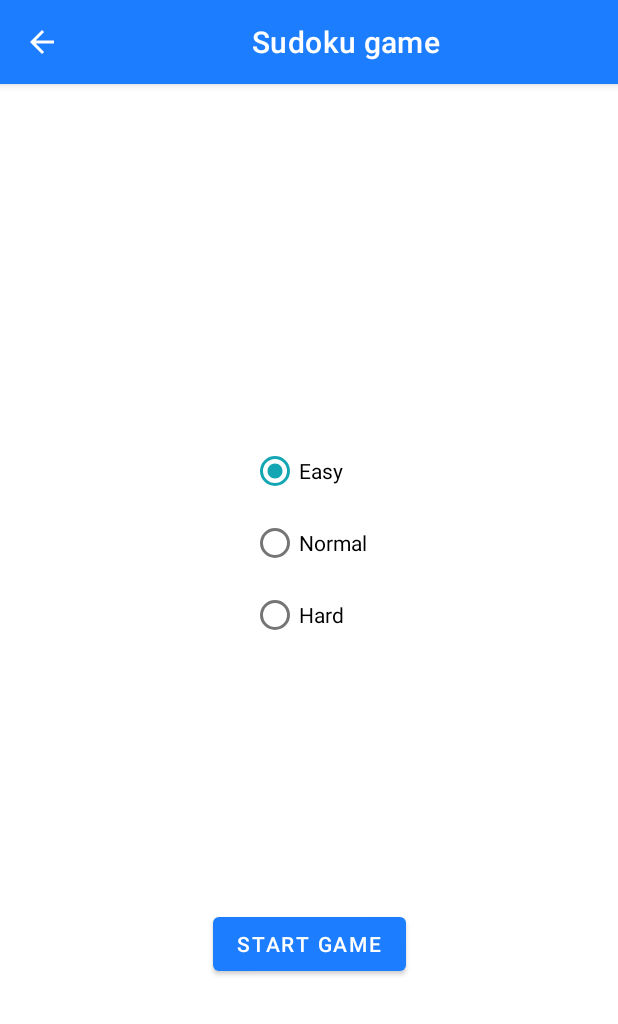
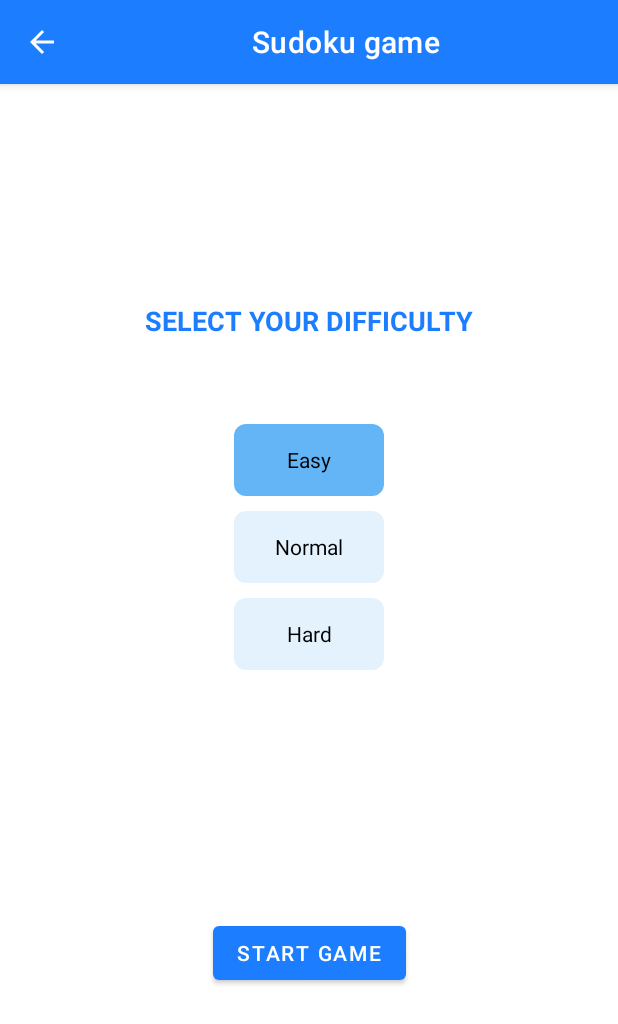
Before and after one commit to minhle28/Multigame, an Android app: the SudokuGameActivity screen opened directly, with no data from a screen before it, on a phone screen of 412 x 824 dp. Shown: the top 1024 px of the screen. Run offline under Robolectric (Android 15) with nearby library versions, the phone set to English and light mode, and no system bars; our stand-ins replace data binding.

Commit message:
custom radio button

```diff
--- a/app/src/main/java/com/example/multigame/gameBasic/sudoku/SudokuGameDifficultyFragment.java
+++ b/app/src/main/java/com/example/multigame/gameBasic/sudoku/SudokuGameDifficultyFragment.java
@@ -70,6 +70,5 @@ public class SudokuGameDifficultyFragment extends BaseFragment<SudokuGameDifficu
     @Override
     public void onResume() {
         super.onResume();
-
     }
 }
--- /dev/null
+++ b/app/src/main/res/drawable/bg_radio_button.xml
@@ -0,0 +1,17 @@
+<?xml version="1.0" encoding="utf-8"?>
+<selector xmlns:android="http://schemas.android.com/apk/res/android">
+
+    <item android:state_checked="true">
+        <shape android:shape="rectangle">
+            <solid android:color="@color/blue_300"/>
+            <corners android:radius="8dp"/>
+        </shape>
+    </item>
+
+    <item android:state_checked="false">
+        <shape android:shape="rectangle">
+            <solid android:color="@color/blue_50"/>
+            <corners android:radius="8dp"/>
+        </shape>
+    </item>
+</selector>
--- a/app/src/main/res/layout/sudoku_game_difficulty_fragment.xml
+++ b/app/src/main/res/layout/sudoku_game_difficulty_fragment.xml
@@ -1,17 +1,17 @@
 <?xml version="1.0" encoding="utf-8"?>
-<layout>
+<layout xmlns:tools="http://schemas.android.com/tools"
+    xmlns:android="http://schemas.android.com/apk/res/android"
+    xmlns:app="http://schemas.android.com/apk/res-auto">
     <data>
         <variable
             name="action"
             type="com.example.multigame.gameBasic.sudoku.SudokuGameDifficultyFragment" />
     </data>
 
-    <androidx.constraintlayout.widget.ConstraintLayout xmlns:android="http://schemas.android.com/apk/res/android"
-        xmlns:tools="http://schemas.android.com/tools"
+    <androidx.constraintlayout.widget.ConstraintLayout
         android:layout_width="match_parent"
         android:layout_height="match_parent"
-        tools:context=".gameBasic.sudoku.SudokuGameActivity"
-        xmlns:app="http://schemas.android.com/apk/res-auto">
+        tools:context=".gameBasic.sudoku.SudokuGameActivity">
 
         <RadioGroup
             android:id="@+id/groupDifficulty"
@@ -25,23 +25,34 @@
 
             <RadioButton
                 android:id="@+id/radioButtonEasy"
-                android:layout_width="wrap_content"
+                android:layout_width="100dp"
                 android:layout_height="wrap_content"
                 android:checked="true"
+                android:button="@null"
+                android:textAlignment="center"
+                android:background="@drawable/bg_radio_button"
+                android:layout_marginBottom="10dp"
                 android:onClick="@{(view) -> action.onDifficultyRadioButtonsClicked(view)}"
                 android:text="@string/sudoku_game_difficulty_easy" />
 
             <RadioButton
                 android:id="@+id/radioButtonNormal"
-                android:layout_width="wrap_content"
+                android:layout_width="100dp"
                 android:layout_height="wrap_content"
+                android:button="@null"
+                android:textAlignment="center"
+                android:background="@drawable/bg_radio_button"
+                android:layout_marginBottom="10dp"
                 android:onClick="@{(view) -> action.onDifficultyRadioButtonsClicked(view)}"
                 android:text="@string/sudoku_game_difficulty_normal" />
 
             <RadioButton
                 android:id="@+id/radioButtonHard"
-                android:layout_width="wrap_content"
+                android:layout_width="100dp"
                 android:layout_height="wrap_content"
+                android:button="@null"
+                android:textAlignment="center"
+                android:background="@drawable/bg_radio_button"
                 android:onClick="@{(view) -> action.onDifficultyRadioButtonsClicked(view)}"
                 android:text="@string/sudoku_game_difficulty_hard" />
         </RadioGroup>
@@ -57,5 +68,23 @@
             app:layout_constraintRight_toRightOf="parent"
             app:layout_constraintTop_toBottomOf="@+id/groupDifficulty"/>
 
+        <TextView
+            android:id="@+id/textSelect"
+            android:layout_width="230dp"
+            android:layout_height="33dp"
+            android:layout_marginBottom="48dp"
+            android:text="@string/sudoku_game_select_difficulty"
+            android:textAlignment="center"
+            android:textAllCaps="true"
+            android:textColor="@color/blue_500"
+            android:textSize="18sp"
+            android:textStyle="bold"
+            app:layout_constraintBottom_toTopOf="@+id/groupDifficulty"
+            app:layout_constraintEnd_toEndOf="parent"
+            app:layout_constraintHorizontal_bias="0.497"
+            app:layout_constraintStart_toStartOf="parent"
+            app:layout_constraintTop_toTopOf="parent"
+            app:layout_constraintVertical_bias="1.0" />
+
     </androidx.constraintlayout.widget.ConstraintLayout>
 </layout>
--- a/app/src/main/res/values/colors.xml
+++ b/app/src/main/res/values/colors.xml
@@ -9,6 +9,8 @@
     <color name="black">#FF000000</color>
     <color name="white">#FFFFFFFF</color>
     <color name="green">#2BDA8E</color>
+    <color name="blue_50">#FFE3F2FD</color>
+    <color name="blue_300">#FF64B5F6</color>
     <color name="blue_500">#1c7dff</color>
     <color name="blue_700">#0051c4</color>
 
--- a/app/src/main/res/values/strings.xml
+++ b/app/src/main/res/values/strings.xml
@@ -65,6 +65,7 @@
 
     <!-- Sudoku Game -->
     <string name="sudoku_game_title">Sudoku game</string>
+    <string name="sudoku_game_select_difficulty">Select Your Difficulty</string>
     <string name="sudoku_game_difficulty_easy">Easy</string>
     <string name="sudoku_game_difficulty_normal">Normal</string>
     <string name="sudoku_game_difficulty_hard">Hard</string>
```
